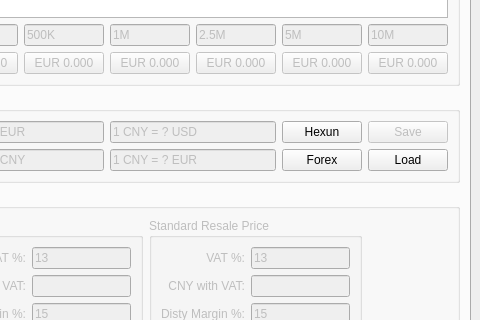
Old version of the form main_window.ui in the repository lgnq/EasyQuotation; both pictures show x 266 to 746 and y 223 to 543 of the 746 by 698 pixel window.
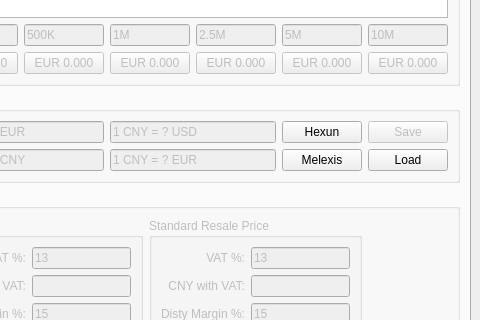
New version of the form. Custom widgets are drawn as their Qt base class.

Commit message: set EURO DC in RED

What changed in the file:
```diff
--- a/main_window.ui
+++ b/main_window.ui
@@ -299,7 +299,7 @@
            <item row="1" column="3">
             <widget class="QPushButton" name="pushButton_2">
              <property name="text">
-              <string>Forex</string>
+              <string>Melexis</string>
              </property>
             </widget>
            </item>
```
Left out of the diff: 33 changed lines with no effect on the pictures. The commit also changes 1 other file.
